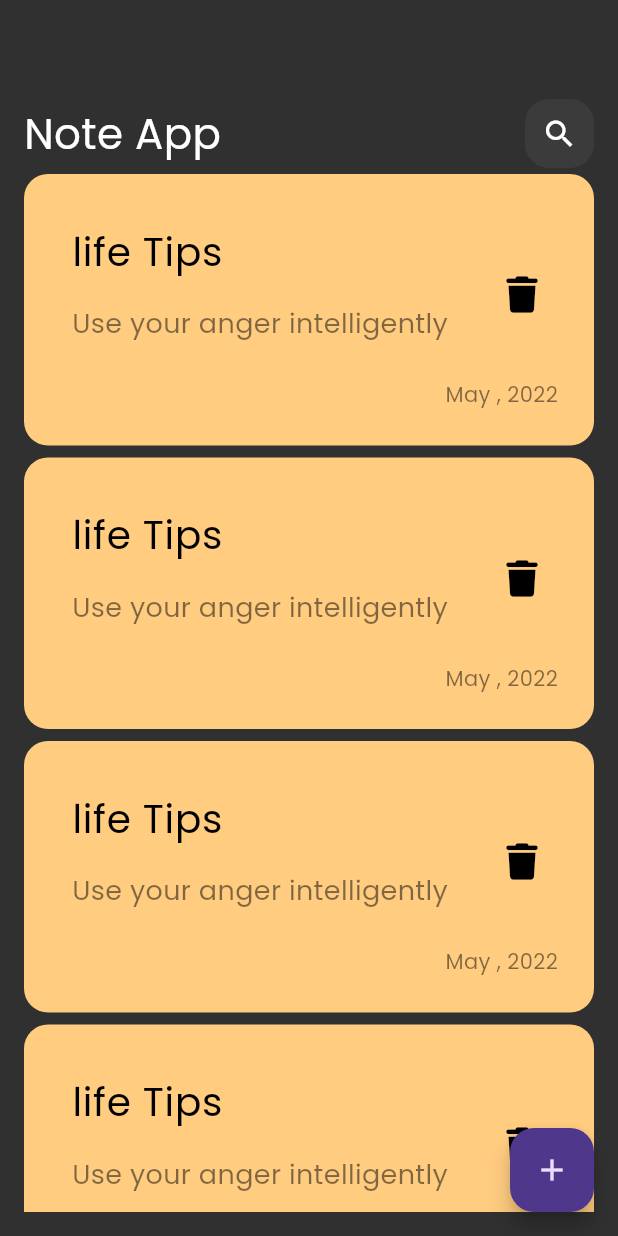
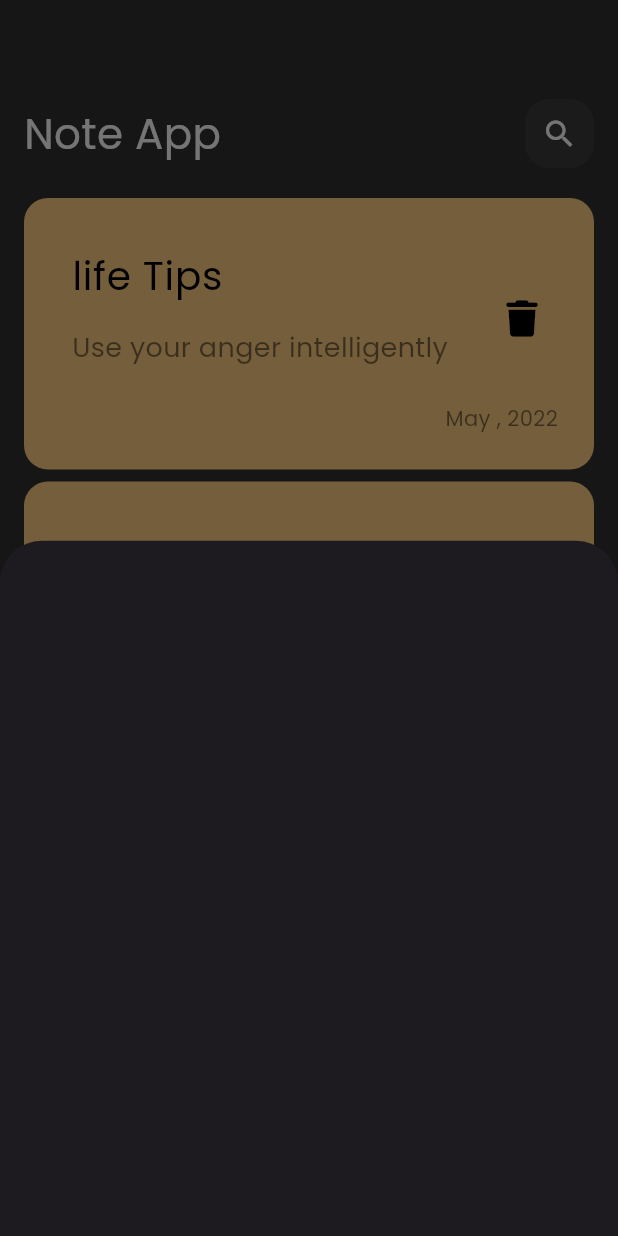
Before and after one commit to Mohamed549-bot/notes_app, a Flutter app: the screen it shows after launch, after a tap on the "add" icon, on a phone screen of 412 x 824 dp. Run offline on Flutter 3.47's test engine with Material 3 defaults, Android fonts, the phone set to English and light mode, and no system bars; our stand-ins replace font_awesome_flutter.

Commit message:
show modal bottom sheet

```diff
--- a/lib/views/notes_view.dart
+++ b/lib/views/notes_view.dart
@@ -1,4 +1,5 @@
 import 'package:flutter/material.dart';
+import 'package:my_new_project/views/widgets/add_note_bottom_sheet.dart';
 import 'package:my_new_project/views/widgets/notes_view_body.dart';
 
 class NotesView extends StatelessWidget {
@@ -8,10 +9,17 @@ class NotesView extends StatelessWidget {
   Widget build(BuildContext context) {
     return Scaffold(
       floatingActionButton: FloatingActionButton(
-        onPressed: () {},
+        onPressed: () {
+          showModalBottomSheet(
+            context: context,
+            builder: (context) {
+              return const AddNoteBottomSheet();
+            },
+          );
+        },
         child: const Icon(Icons.add),
       ),
-      body: NotesViewBody(),
+      body: const NotesViewBody(),
     );
   }
 }
--- /dev/null
+++ b/lib/views/widgets/add_note_bottom_sheet.dart
@@ -0,0 +1,10 @@
+import 'package:flutter/material.dart';
+
+class AddNoteBottomSheet extends StatelessWidget {
+  const AddNoteBottomSheet({super.key});
+
+  @override
+  Widget build(BuildContext context) {
+    return Container();
+  }
+}
--- a/lib/views/widgets/notes_list_view.dart
+++ b/lib/views/widgets/notes_list_view.dart
@@ -6,11 +6,16 @@ class NotesListView extends StatelessWidget {
 
   @override
   Widget build(BuildContext context) {
-    return ListView.builder(itemBuilder: (context, index) {
-      return const Padding(
-        padding: EdgeInsets.symmetric(vertical: 4),
-        child: NoteItem(),
-      );
-    });
+    return Padding(
+      padding: const EdgeInsets.symmetric(vertical: 16),
+      child: ListView.builder(
+          padding: EdgeInsets.zero,
+          itemBuilder: (context, index) {
+            return const Padding(
+              padding: EdgeInsets.symmetric(vertical: 4),
+              child: NoteItem(),
+            );
+          }),
+    );
   }
 }
```
